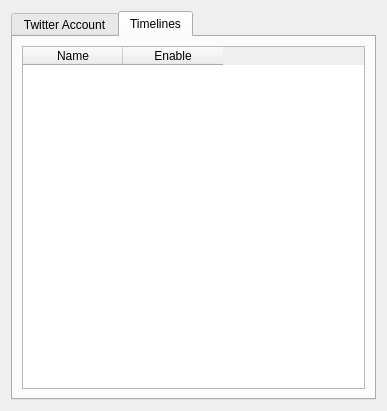
Qt form microblogs/twitter/twittereditaccount_base.ui (KDE/choqok) before a commit.
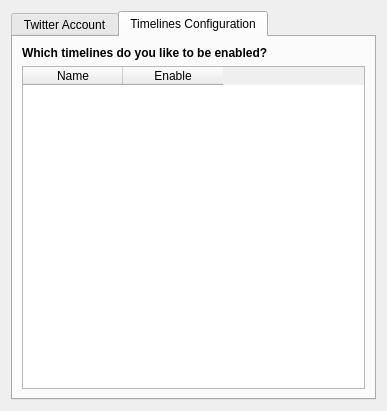
The same form after that commit. The open tabs and pages were chosen to show the change. Custom widgets are drawn as their Qt base class.

Commit message: Disabled Public and Favorite timelines by default! User can enable them at account configuration dialog! But when it's enabled, It's enabled! BUG:223743

Patch:
```diff
--- a/microblogs/twitter/twittereditaccount_base.ui
+++ b/microblogs/twitter/twittereditaccount_base.ui
@@ -237,9 +237,22 @@
      </widget>
      <widget class="QWidget" name="tabTimelines">
       <attribute name="title">
-       <string>Timelines</string>
+       <string>Timelines Configuration</string>
       </attribute>
-      <layout class="QVBoxLayout" name="verticalLayout_4">
+      <layout class="QVBoxLayout" name="verticalLayout_2">
+       <item>
+        <widget class="QLabel" name="label_6">
+         <property name="font">
+          <font>
+           <weight>75</weight>
+           <bold>true</bold>
+          </font>
+         </property>
+         <property name="text">
+          <string>Which timelines do you like to be enabled?</string>
+         </property>
+        </widget>
+       </item>
        <item>
         <widget class="QTableWidget" name="timelinesTable">
          <column>
```
The commit also changes 2 other files.
